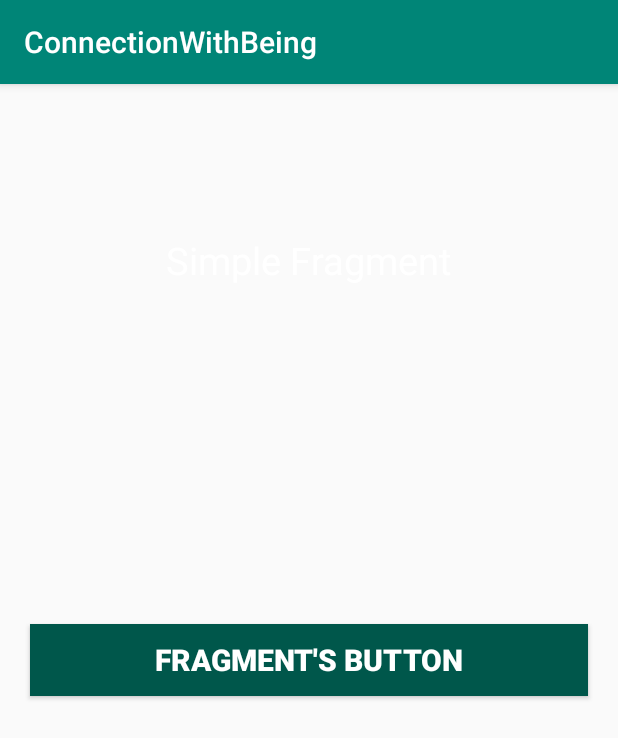
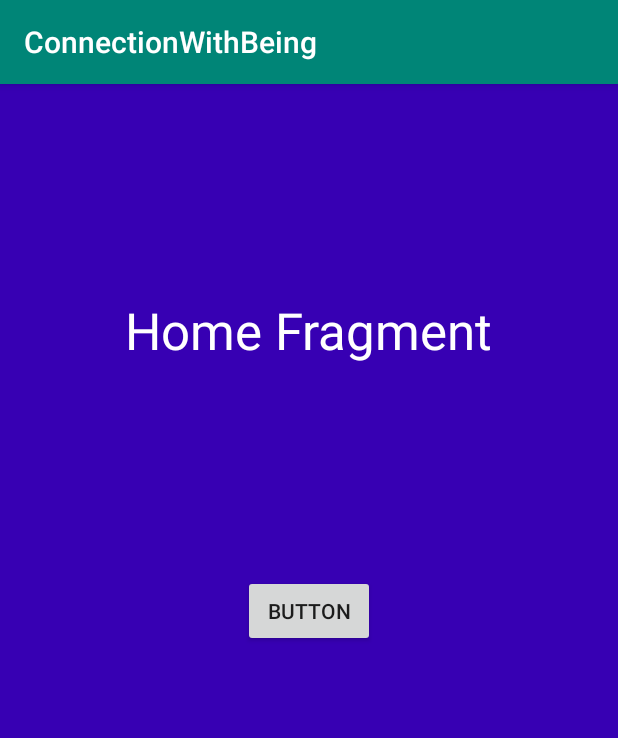
Before and after one commit to cawoolf/ConnectionWithBeing_Final, an Android app: the fragment HomeFragment shown on its own in the app's theme, on a phone screen of 412 x 824 dp. Shown: the top 738 px of the screen. Run offline under Robolectric (Android 15) with nearby library versions, the phone set to English and light mode, and no system bars.

Commit message:
General Structure of the app working.

```diff
--- a/app/src/main/java/com/example/connectionwithbeing/FirstFragment.java
+++ b/app/src/main/java/com/example/connectionwithbeing/FirstFragment.java
@@ -1,12 +1,14 @@
 package com.example.connectionwithbeing;
 
-import android.app.Fragment;
+
 import android.os.Bundle;
 import android.view.LayoutInflater;
 import android.view.View;
 import android.view.ViewGroup;
 import android.widget.Button;
 import android.widget.Toast;
+
+import android.app.Fragment;
 
 
 public class FirstFragment extends Fragment {
--- a/app/src/main/java/com/example/connectionwithbeing/SimpleFragment.java
+++ b/app/src/main/java/com/example/connectionwithbeing/HomeFragment.java
@@ -1,37 +1,44 @@
 package com.example.connectionwithbeing;
 
-import android.app.Fragment;
+
 import android.os.Bundle;
+
+
 import android.view.LayoutInflater;
 import android.view.View;
 import android.view.ViewGroup;
 import android.widget.Button;
 import android.widget.Toast;
 
-public class SimpleFragment extends Fragment {
+import android.app.Fragment;
 
-    View view;
-    Button firstButton;
+
+public class HomeFragment extends Fragment {
+
+    View fragmentView;
+    Button homeButton;
+
 
     @Override
     public View onCreateView(LayoutInflater inflater, ViewGroup container,
                              Bundle savedInstanceState) {
+        // Inflate the layout for this fragment
+       fragmentView = inflater.inflate(R.layout.fragment_home, container, false);
 
-        // Inflate the layout for this fragment
-        view = inflater.inflate(R.layout.fragment_simple, container, false);
-
-        // get the reference of Button
-        firstButton = (Button) view.findViewById(R.id.firstButton);
+        homeButton = (Button) fragmentView.findViewById(R.id.homeFragment_Button);
 
         // perform setOnClickListener on first Button
-        firstButton.setOnClickListener(new View.OnClickListener() {
+        homeButton.setOnClickListener(new View.OnClickListener() {
             @Override
             public void onClick(View v) {
 
                 // display a message by using a Toast
-                Toast.makeText(getActivity(), "Fragment's Button", Toast.LENGTH_LONG).show();
+                Toast.makeText(getActivity(), "Home Fragment", Toast.LENGTH_LONG).show();
             }
         });
-        return view;
+
+
+       return fragmentView;
     }
+
 }
--- a/app/src/main/java/com/example/connectionwithbeing/MainActivity.java
+++ b/app/src/main/java/com/example/connectionwithbeing/MainActivity.java
@@ -1,15 +1,17 @@
 package com.example.connectionwithbeing;
+
+import android.app.FragmentManager;
+import android.app.FragmentTransaction;
+import android.os.Bundle;
+import android.view.Menu;
+import android.view.MenuItem;
+import android.widget.Toast;
 
 import androidx.annotation.NonNull;
 import androidx.appcompat.app.ActionBarDrawerToggle;
 import androidx.appcompat.app.AppCompatActivity;
 import androidx.drawerlayout.widget.DrawerLayout;
-
-import android.content.Intent;
-import android.os.Bundle;
-import android.view.Menu;
-import android.view.MenuItem;
-import android.widget.Toast;
+import android.app.Fragment;
 
 import com.google.android.material.navigation.NavigationView;
 
@@ -33,6 +35,9 @@ public class MainActivity extends AppCompatActivity implements NavigationView.On
 
 //        Activates the onNavItemSelected to make the items work.
         navigationView.setNavigationItemSelectedListener(this);
+
+        loadFragment(new HomeFragment());
+        mDrawerLayout.closeDrawers();
 
     }
 
@@ -73,15 +78,32 @@ public class MainActivity extends AppCompatActivity implements NavigationView.On
 
         if(id == R.id.home) {
             Toast.makeText(this, "Home item clicked", Toast.LENGTH_SHORT).show();
+            loadFragment(new HomeFragment());
+            mDrawerLayout.closeDrawers();
         }
         if(id == R.id.first_fragment_menu){
             Toast.makeText(this, "First Fragment Clicked", Toast.LENGTH_SHORT).show();
+            loadFragment(new FirstFragment());
+            mDrawerLayout.closeDrawers();
         }
 
         if(id == R.id.second_fragment_menu) {
             Toast.makeText(this, "Second Fragment Clicked", Toast.LENGTH_SHORT).show();
+            loadFragment(new SecondFragment());
+            mDrawerLayout.closeDrawers();
         }
 
         return true;
     }
+
+
+    private void loadFragment(Fragment fragment) {
+// create a FragmentManager
+        FragmentManager fm = getFragmentManager();
+// create a FragmentTransaction to begin the transaction and replace the Fragment
+        FragmentTransaction fragmentTransaction = fm.beginTransaction();
+// replace the FrameLayout with new Fragment
+        fragmentTransaction.replace(R.id.frameLayout, fragment);
+        fragmentTransaction.commit(); // save the changes
+    }
 }
--- a/app/src/main/java/com/example/connectionwithbeing/SecondFragment.java
+++ b/app/src/main/java/com/example/connectionwithbeing/SecondFragment.java
@@ -1,12 +1,14 @@
 package com.example.connectionwithbeing;
 
-import android.app.Fragment;
+
 import android.os.Bundle;
 import android.view.LayoutInflater;
 import android.view.View;
 import android.view.ViewGroup;
 import android.widget.Button;
 import android.widget.Toast;
+
+import android.app.Fragment;
 
 
 public class SecondFragment extends Fragment {
--- a/app/src/main/res/layout/fragment_first.xml
+++ b/app/src/main/res/layout/fragment_first.xml
@@ -3,7 +3,8 @@
     xmlns:tools="http://schemas.android.com/tools"
     android:layout_width="match_parent"
     android:layout_height="match_parent"
-    tools:context=".FragmentExample">
+    tools:context=".MainActivity"
+    android:background="@color/design_default_color_primary">
 
     <!--TextView and Button displayed in First Fragment -->
     <TextView
@@ -12,7 +13,7 @@
         android:layout_centerHorizontal="true"
         android:layout_marginTop="100dp"
         android:text="This is First Fragment"
-        android:textColor="@color/colorPrimary"
+        android:textColor="@color/colorAccent"
         android:textSize="25sp" />
 
     <Button
--- /dev/null
+++ b/app/src/main/res/layout/fragment_home.xml
@@ -0,0 +1,32 @@
+<?xml version="1.0" encoding="utf-8"?>
+<androidx.constraintlayout.widget.ConstraintLayout xmlns:android="http://schemas.android.com/apk/res/android"
+    xmlns:app="http://schemas.android.com/apk/res-auto"
+    xmlns:tools="http://schemas.android.com/tools"
+    android:layout_width="match_parent"
+    android:layout_height="match_parent"
+    tools:context=".MainActivity"
+    android:background="@color/design_default_color_primary_variant">
+
+    <Button
+        android:id="@+id/homeFragment_Button"
+        android:layout_width="wrap_content"
+        android:layout_height="wrap_content"
+        android:layout_marginTop="327dp"
+        android:text="Button"
+        app:layout_constraintEnd_toEndOf="parent"
+        app:layout_constraintStart_toStartOf="parent"
+        app:layout_constraintTop_toTopOf="parent" />
+
+    <TextView
+        android:id="@+id/homeFragment_TextView"
+        android:layout_width="wrap_content"
+        android:layout_height="wrap_content"
+        android:text="Home Fragment"
+        app:layout_constraintBottom_toTopOf="@id/homeFragment_Button"
+        app:layout_constraintStart_toStartOf="parent"
+        app:layout_constraintEnd_toEndOf="parent"
+        app:layout_constraintTop_toTopOf="parent"
+        android:textSize="34sp"
+        android:textColor="#FFFFFF"
+         />
+</androidx.constraintlayout.widget.ConstraintLayout>
--- a/app/src/main/res/layout/fragment_second.xml
+++ b/app/src/main/res/layout/fragment_second.xml
@@ -3,7 +3,8 @@
     xmlns:tools="http://schemas.android.com/tools"
     android:layout_width="match_parent"
     android:layout_height="match_parent"
-    tools:context=".FragmentExample">
+    tools:context=".MainActivity"
+    android:background="@color/colorPrimaryDark">
 
     <!--TextView and Button displayed in First Fragment -->
     <TextView
@@ -12,7 +13,7 @@
         android:layout_centerHorizontal="true"
         android:layout_marginTop="100dp"
         android:text="This is the Second Fragment"
-        android:textColor="@color/colorPrimaryDark"
+        android:textColor="#FFFFFF"
         android:textSize="25sp" />
 
     <Button
--- a/app/src/main/res/layout/fragment_simple.xml
+++ /dev/null
@@ -1,30 +0,0 @@
-<?xml version="1.0" encoding="utf-8"?>
-<RelativeLayout xmlns:android="http://schemas.android.com/apk/res/android"
-    xmlns:tools="http://schemas.android.com/tools"
-    android:layout_width="match_parent"
-    android:layout_height="match_parent"
-    tools:context=".FragmentExampleTwo">
-
-    <!--TextView and Button displayed in Simple Fragment -->
-    <TextView
-        android:layout_width="wrap_content"
-        android:layout_height="wrap_content"
-        android:layout_centerHorizontal="true"
-        android:layout_marginTop="100dp"
-        android:text="Simple Fragment"
-        android:textColor="@color/textColor"
-        android:textSize="25sp" />
-
-    <Button
-        android:id="@+id/firstButton"
-        android:layout_width="fill_parent"
-        android:layout_height="wrap_content"
-        android:layout_centerInParent="true"
-        android:layout_marginLeft="20dp"
-        android:layout_marginRight="20dp"
-        android:background="@color/colorPrimaryDark"
-        android:text="Fragment's Button"
-        android:textColor="@color/textColor"
-        android:textSize="20sp"
-        android:textStyle="bold" />
-</RelativeLayout>
--- a/app/src/main/res/values/strings.xml
+++ b/app/src/main/res/values/strings.xml
@@ -3,4 +3,7 @@
     <string name="open">Open</string>
     <string name="close">Close</string>
     <string name="start_fragment_example_two_button">Fragment Example Two</string>
+
+    <!-- TODO: Remove or change this placeholder text -->
+    <string name="hello_blank_fragment">Hello blank fragment</string>
 </resources>
```
Also changed, not shown: app/src/main/AndroidManifest.xml (+6 -7 lines), app/src/main/java/com/example/connectionwithbeing/FragmentExample.java (deleted, +0 -53 lines), app/src/main/java/com/example/connectionwithbeing/FragmentExampleTwo.java (deleted, +0 -33 lines), app/src/main/res/layout/activity_fragment_example.xml (deleted, +0 -38 lines), app/src/main/res/layout/activity_fragment_example_two.xml (deleted, +0 -27 lines), app/src/main/res/layout/activity_main.xml (deleted, +0 -18 lines), app/src/main/res/layout/activity_nav_drawer.xml (+15 -5 lines), 1 other file.
